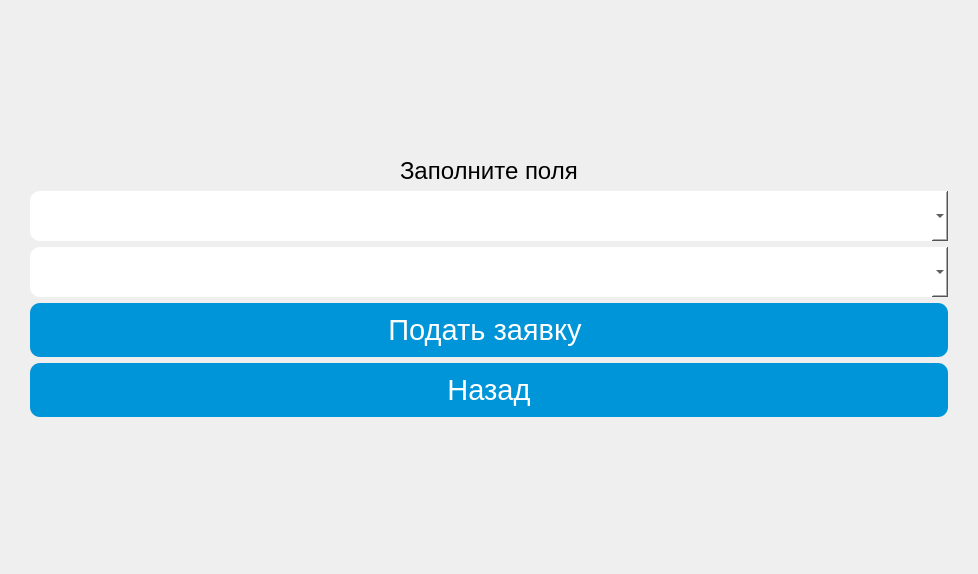
The window that client_part/ui/request.ui (TimeB30/db_project) describes before a commit, drawn with Qt 5.
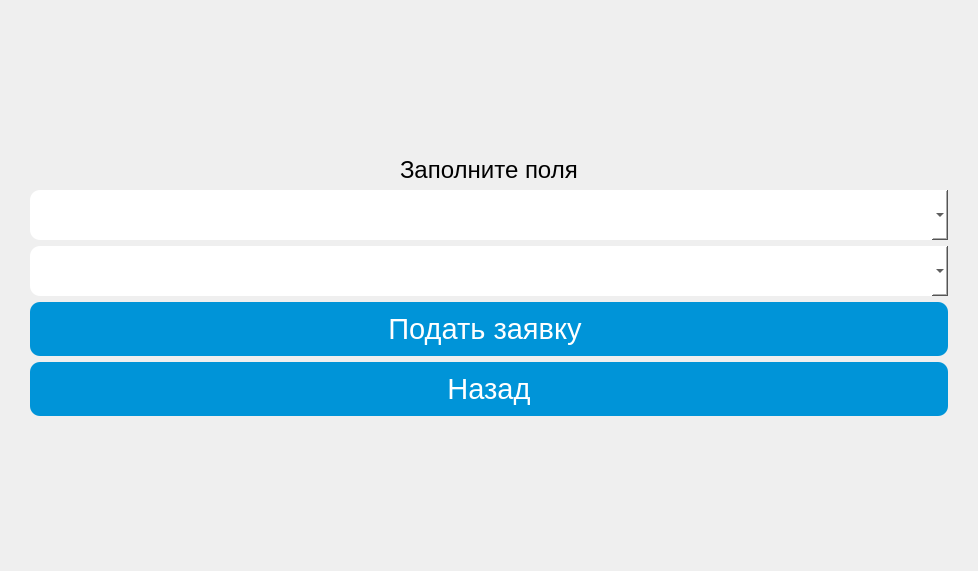
The same window after the commit. Icons and pictures are not drawn.

```diff
--- a/client_part/ui/request.ui
+++ b/client_part/ui/request.ui
@@ -7,7 +7,7 @@
     <x>0</x>
     <y>0</y>
     <width>978</width>
-    <height>574</height>
+    <height>571</height>
    </rect>
   </property>
   <property name="windowTitle">
```
Left out of the diff: 2 changed lines with no effect on the pictures.
